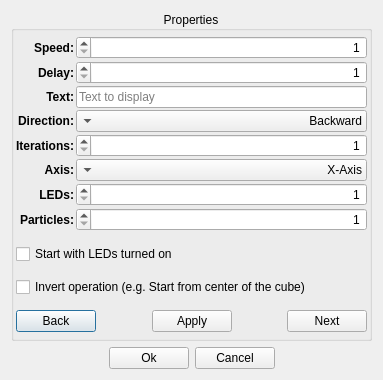
The window that src/gui/AnimationOptions.ui (casch-at/ledcc) describes before a commit, drawn with Qt 5.
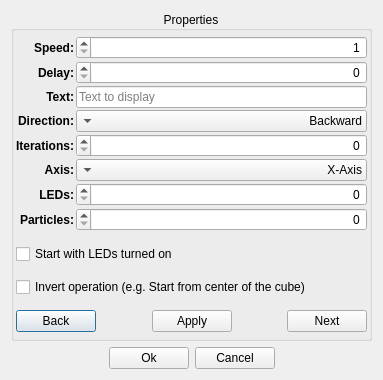
The same window after the commit. Icons and pictures are not drawn.

Commit message: Improvments in AnimationOptions Dialog

```diff
--- a/src/gui/AnimationOptions.ui
+++ b/src/gui/AnimationOptions.ui
@@ -254,11 +254,17 @@
            <set>Qt::AlignRight|Qt::AlignTrailing|Qt::AlignVCenter</set>
           </property>
           <property name="minimum">
-           <number>1</number>
+           <number>0</number>
           </property>
           <property name="maximum">
            <number>512</number>
           </property>
+          <property name="singleStep">
+           <number>1</number>
+          </property>
+          <property name="value">
+           <number>0</number>
+          </property>
          </widget>
         </item>
         <item row="6" column="0">
@@ -341,11 +347,14 @@
            <set>Qt::AlignRight|Qt::AlignTrailing|Qt::AlignVCenter</set>
           </property>
           <property name="minimum">
-           <number>1</number>
+           <number>0</number>
           </property>
           <property name="maximum">
            <number>10000</number>
           </property>
+          <property name="value">
+           <number>0</number>
+          </property>
          </widget>
         </item>
         <item row="5" column="1">
@@ -397,11 +406,14 @@
            <set>Qt::AlignRight|Qt::AlignTrailing|Qt::AlignVCenter</set>
           </property>
           <property name="minimum">
-           <number>1</number>
+           <number>0</number>
           </property>
           <property name="maximum">
            <number>10000</number>
           </property>
+          <property name="value">
+           <number>0</number>
+          </property>
          </widget>
         </item>
         <item row="1" column="0">
@@ -515,11 +527,14 @@
            <set>Qt::AlignRight|Qt::AlignTrailing|Qt::AlignVCenter</set>
           </property>
           <property name="minimum">
-           <number>1</number>
+           <number>0</number>
           </property>
           <property name="maximum">
            <number>512</number>
           </property>
+          <property name="value">
+           <number>0</number>
+          </property>
          </widget>
         </item>
         <item row="7" column="0">
```
The commit also changes 12 other files.
